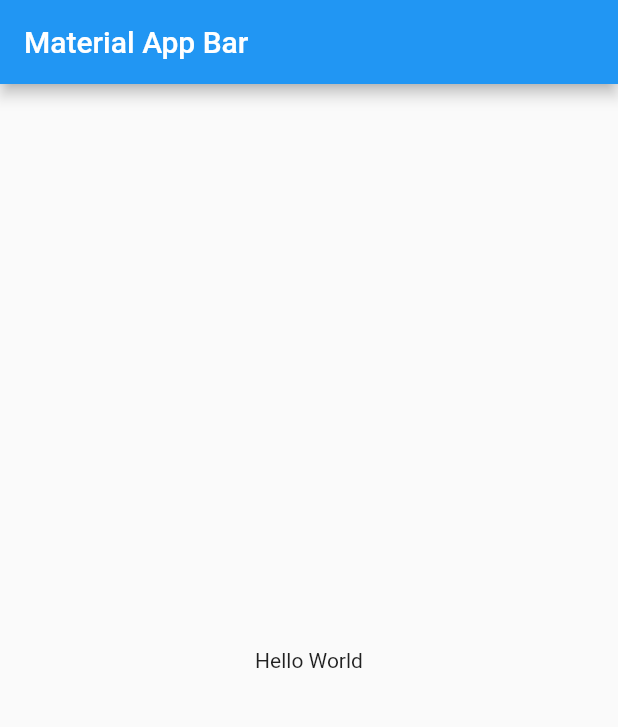
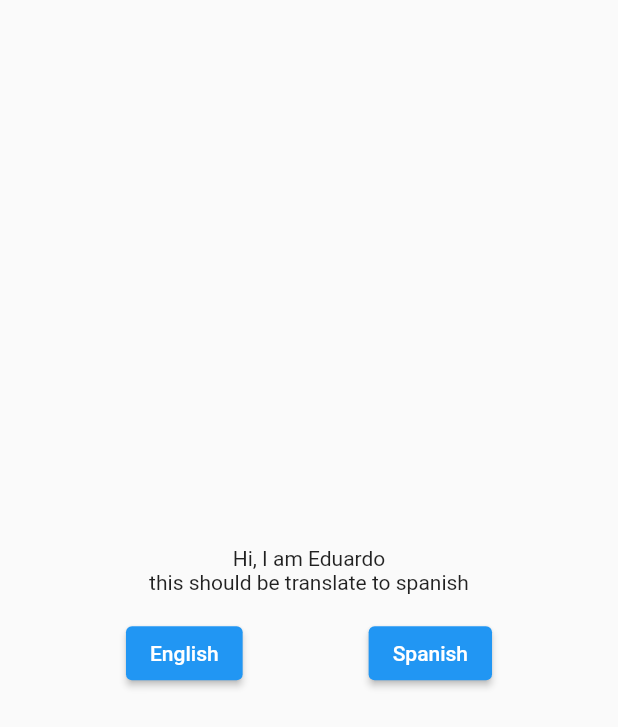
Before and after one commit to EduardinDev/flutter_internationalization, a Flutter app: the screen it shows after launch, on a phone screen of 412 x 824 dp. Shown: the top 727 px of the screen. Run offline on Flutter 3.47's test engine with Material 2 defaults, Android fonts, the light colour scheme and no system bars; our stand-ins replace easy_localization.

Commit message:
traduccion de ingles a español

```diff
--- /dev/null
+++ b/assets/translations/en.json
@@ -0,0 +1,5 @@
+{
+    "hi_text": "Hi, I am Eduardo",
+    "translate": "this should be translate to spanish"
+
+}
--- /dev/null
+++ b/assets/translations/es.json
@@ -0,0 +1,5 @@
+{
+    "hi_text": "Hola, soy Eduardo",
+    "translate": "esto deberia ser traducido a español"
+
+}
--- /dev/null
+++ b/lib/app.dart
@@ -0,0 +1,16 @@
+import 'package:easy_localization/easy_localization.dart';
+import 'package:flutter/material.dart';
+import 'package:flutter_internationalization/screens/home.dart';
+
+class MyApp extends StatelessWidget {
+  @override
+  Widget build(BuildContext context) {
+    return MaterialApp(
+      debugShowCheckedModeBanner: false,
+      supportedLocales: context.supportedLocales,
+      localizationsDelegates: context.localizationDelegates,
+      locale: context.locale,
+      home: Home(),
+    );
+  }
+}
--- a/lib/main.dart
+++ b/lib/main.dart
@@ -1,22 +1,21 @@
+import 'package:easy_localization/easy_localization.dart';
 import 'package:flutter/material.dart';
+import 'package:flutter_internationalization/translations/codegen_loader.g.dart';
 
-void main() => runApp(MyApp());
+import 'app.dart';
 
-class MyApp extends StatelessWidget {
-  @override
-  Widget build(BuildContext context) {
-    return MaterialApp(
-      title: 'Material App',
-      home: Scaffold(
-        appBar: AppBar(
-          title: Text('Material App Bar'),
-        ),
-        body: Center(
-          child: Container(
-            child: Text('Hello World'),
-          ),
-        ),
-      ),
-    );
-  }
+Future<void> main() async {
+  WidgetsFlutterBinding.ensureInitialized();
+  await EasyLocalization.ensureInitialized();
+
+  runApp(
+    EasyLocalization(
+      path: 'assets/translations',
+      supportedLocales: [
+        Locale('en'),
+        Locale('es'),
+      ],
+      fallbackLocale: Locale('en'),
+      assetLoader: CodegenLoader(),
+      child: MyApp()));
 }
--- /dev/null
+++ b/lib/screens/home.dart
@@ -0,0 +1,38 @@
+import 'package:easy_localization/easy_localization.dart';
+import 'package:flutter/material.dart';
+import 'package:flutter_internationalization/translations/locale_keys.g.dart';
+
+class Home extends StatelessWidget {
+  @override
+  Widget build(BuildContext context) {
+    return Scaffold(
+      body: Center(
+        child: Column(
+          mainAxisAlignment: MainAxisAlignment.center,
+          children: <Widget>[
+            Text(LocaleKeys.hi_text.tr()),
+            Text(LocaleKeys.translate.tr()),
+            const SizedBox(
+              height: 15,
+            ),
+            Row(
+              mainAxisAlignment: MainAxisAlignment.spaceEvenly,
+              children: [
+                ElevatedButton(
+                    onPressed: () async {
+                      await context.setLocale(Locale('en'));
+                    },
+                    child: Text('English')),
+
+                ElevatedButton(onPressed: () async{
+                   await context.setLocale(Locale('es'));
+                },
+                child: Text('Spanish')),
+              ],
+            )
+          ],
+        ),
+      ),
+    );
+  }
+}
```
Also changed, not shown: pubspec.yaml (+5 -51 lines), lib/translations/codegen_loader.g.dart (added), lib/translations/locale_keys.g.dart (added), 2 other files.
